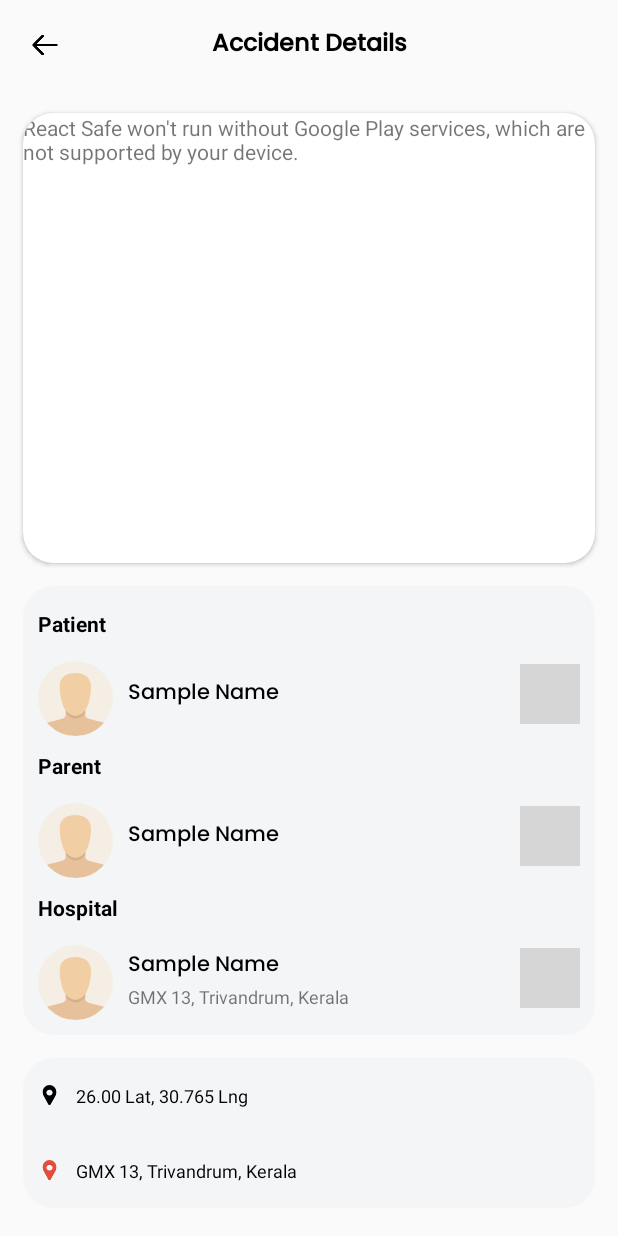
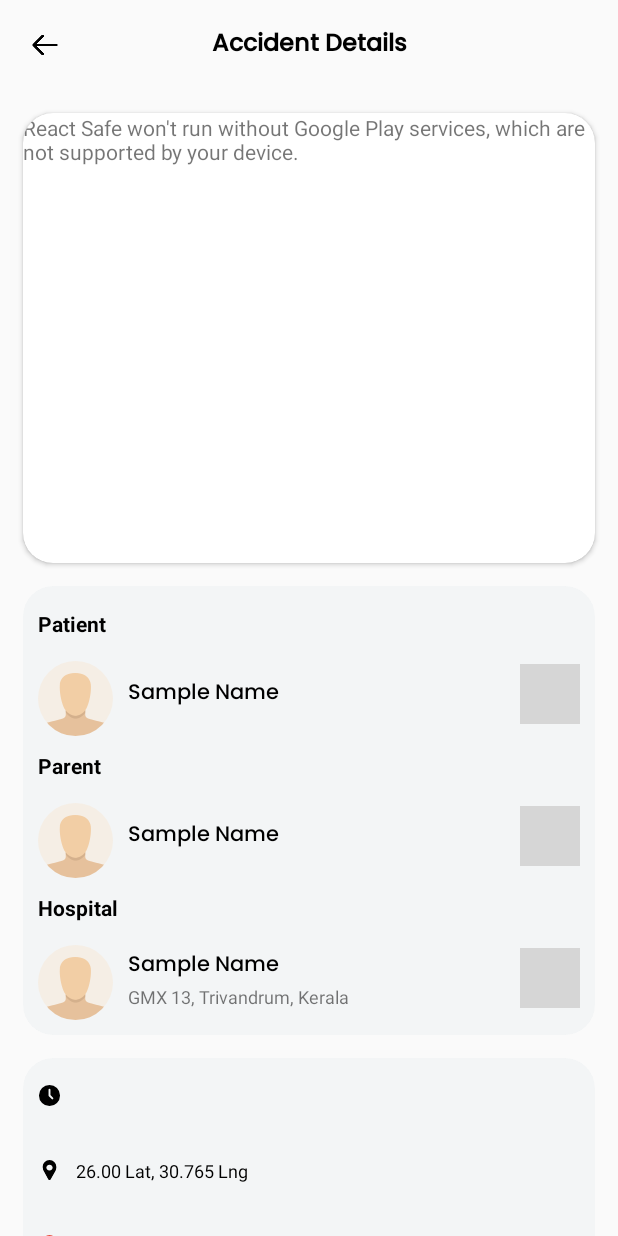
Before and after one commit to myselfjoraj/ReactSafe, an Android app built with Jetpack Compose: the AmbulanceAcceptActivity screen opened directly, with no data from a screen before it, on a phone screen of 412 x 824 dp. Run offline under Robolectric (Android 15) with nearby library versions, the phone set to English and light mode, and no system bars; our stand-ins replace CircleImageView; pictures from the network do not load; grey boxes are pictures that could not be loaded.

Commit message:
new commit

```diff
--- a/app/src/main/java/jr/project/reactsafe/ambulance/AmbulanceMainActivity.java
+++ b/app/src/main/java/jr/project/reactsafe/ambulance/AmbulanceMainActivity.java
@@ -1,6 +1,7 @@
 package jr.project.reactsafe.ambulance;
 
 import android.annotation.SuppressLint;
+import android.content.Intent;
 import android.os.Bundle;
 import android.util.Log;
 import android.view.LayoutInflater;
@@ -180,6 +181,13 @@ public class AmbulanceMainActivity extends AppCompatActivity {
                     +" on "+Extras.getTimeFromTimeStamp(model.getTimestamp());
             holder.desc.setText(d);
 
+            holder.btn.setOnClickListener(new View.OnClickListener() {
+                @Override
+                public void onClick(View v) {
+                    startActivity(new Intent(AmbulanceMainActivity.this,AmbulanceAcceptActivity.class));
+                }
+            });
+
         }
 
 
--- a/app/src/main/res/layout/activity_ambulance_accept.xml
+++ b/app/src/main/res/layout/activity_ambulance_accept.xml
@@ -113,7 +113,7 @@
 
                         <jr.project.reactsafe.extras.util.CircleImageView
                             android:layout_width="50dp"
-                            android:id="@id/patientIv"
+                            android:id="@+id/patientIv"
                             android:layout_height="50dp"
                             android:layout_marginTop="5dp"
                             app:srcCompat="@drawable/avatar" />
@@ -316,6 +316,31 @@
                             android:layout_height="30dp"
                             android:layout_weight="1"
                             android:tint="@color/black"
+                            app:srcCompat="@drawable/clock_time" />
+
+                        <TextView
+                            android:id="@+id/time"
+                            android:layout_width="match_parent"
+                            android:layout_height="wrap_content"
+                            android:layout_gravity="center_vertical"
+                            android:layout_marginStart="10dp"
+                            android:layout_weight="1"
+                            android:gravity="center_vertical"
+                            android:textColor="@color/black"
+                            android:textSize="12sp" />
+                    </LinearLayout>
+
+                    <LinearLayout
+                        android:layout_width="match_parent"
+                        android:layout_height="match_parent"
+                        android:layout_margin="10dp"
+                        android:orientation="horizontal">
+
+                        <ImageView
+                            android:layout_width="30dp"
+                            android:layout_height="30dp"
+                            android:layout_weight="1"
+                            android:tint="@color/black"
                             app:srcCompat="@drawable/marker_map_icon" />
 
                         <TextView
@@ -372,6 +397,7 @@
                     android:layout_margin="15dp"
                     app:cardBackgroundColor="#99EFF2F3"
                     app:cardCornerRadius="20dp"
+                    android:visibility="gone"
                     app:cardElevation="0dp">
 
                     <LinearLayout
@@ -400,7 +426,6 @@
                                 android:textSize="14sp" />
 
                             <TextView
-                                android:id="@+id/time"
                                 android:layout_width="match_parent"
                                 android:layout_height="wrap_content"
                                 android:layout_gravity="center_vertical"
@@ -414,14 +439,9 @@
                     </LinearLayout>
                 </androidx.cardview.widget.CardView>
 
-                <View
-                    android:id="@+id/view2"
-                    android:layout_width="wrap_content"
-                    android:layout_height="wrap_content"
-                    android:layout_weight="1" />
-
                 <androidx.cardview.widget.CardView
                     android:layout_width="wrap_content"
+                    android:visibility="gone"
                     android:layout_height="wrap_content"
                     android:layout_margin="15dp"
                     app:cardBackgroundColor="#99EFF2F3"
--- a/app/src/main/res/layout/activity_ambulance_main.xml
+++ b/app/src/main/res/layout/activity_ambulance_main.xml
@@ -102,7 +102,8 @@
                 android:text="Welcome Sample_Ambulance,"
                 android:textAlignment="center"
                 android:textColor="@color/black"
-                android:textSize="16sp" />
+                android:textSize="16sp"
+                android:visibility="gone" />
 
             <androidx.cardview.widget.CardView
                 android:id="@+id/startCard"
```
